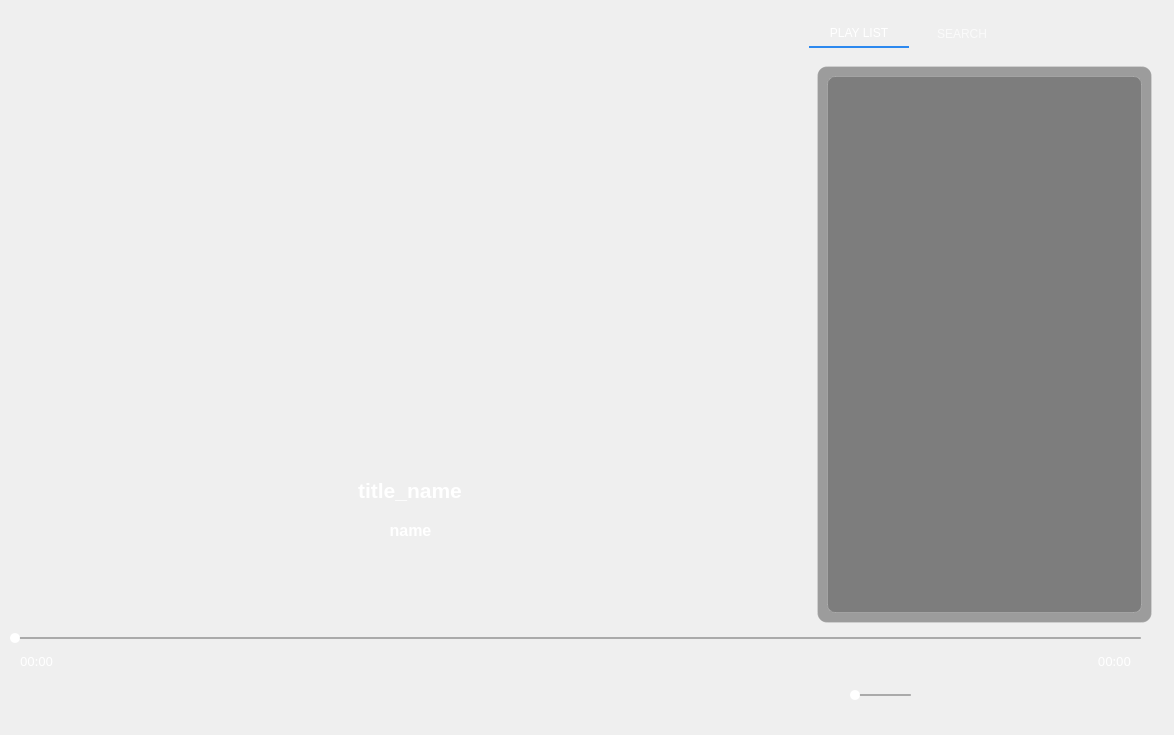
HyunBeen96/RE-PLAY, file ui/replay.ui: the form before one commit.
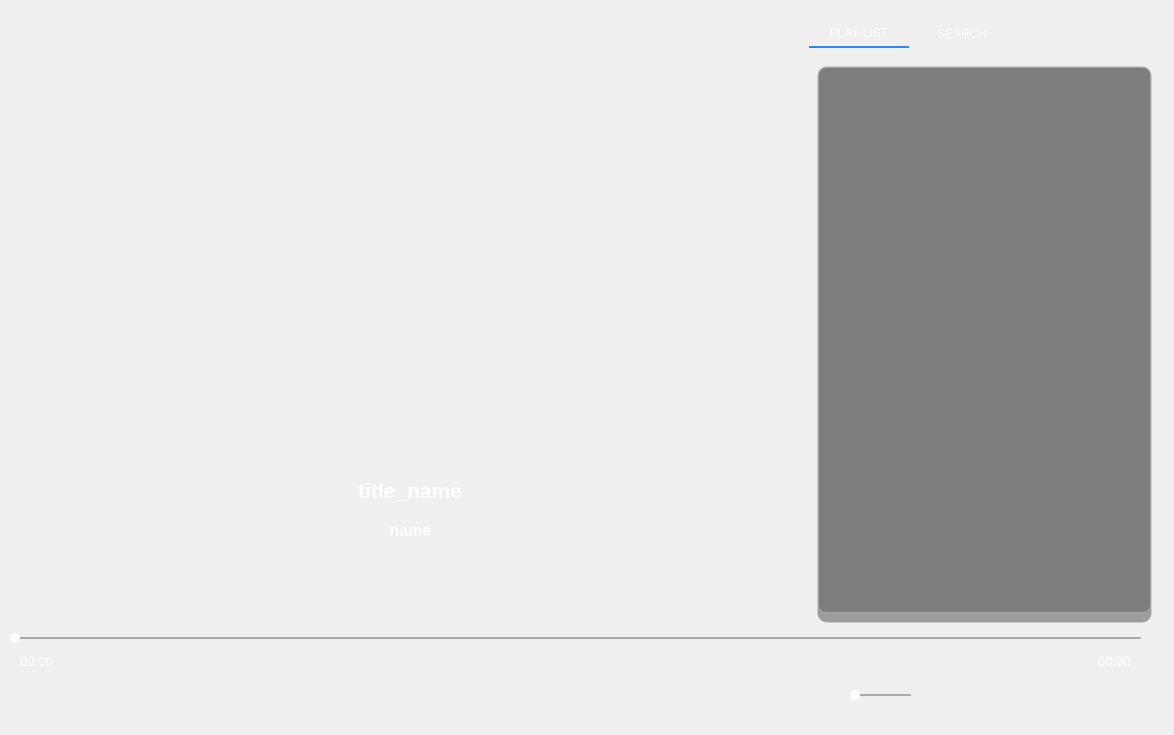
The form after the commit. Icons and pictures are not drawn.

```diff
--- a/ui/replay.ui
+++ b/ui/replay.ui
@@ -155,6 +155,15 @@
      <string>PLAY LIST</string>
     </attribute>
     <layout class="QGridLayout" name="gridLayout">
+     <property name="leftMargin">
+      <number>0</number>
+     </property>
+     <property name="topMargin">
+      <number>0</number>
+     </property>
+     <property name="rightMargin">
+      <number>0</number>
+     </property>
      <item row="0" column="0">
       <widget class="QListWidget" name="playlist">
        <property name="styleSheet">
```
